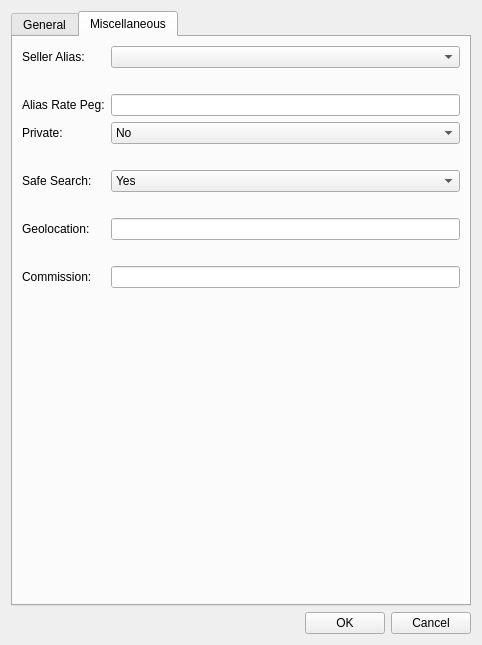
First picture: the form in src/qt/forms/editofferdialog.ui, repository greggdourgarian/syscoin2, before the edit.
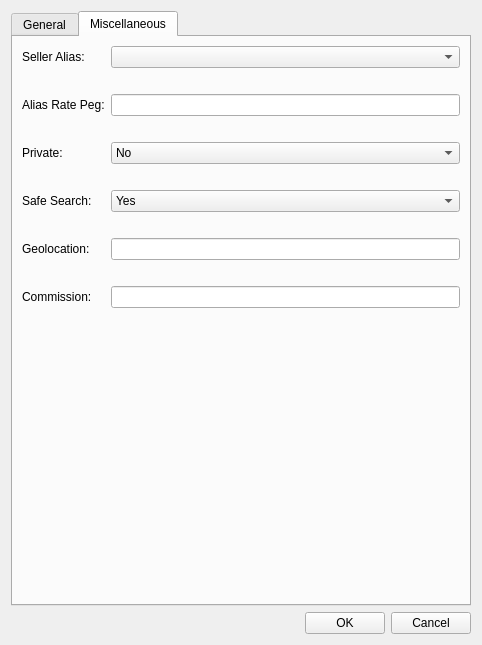
Second picture: the form after the edit. The open tabs and pages were chosen to show the change.

What changed in the file:
```diff
--- a/src/qt/forms/editofferdialog.ui
+++ b/src/qt/forms/editofferdialog.ui
@@ -208,28 +208,28 @@
        <item row="4" column="1">
         <widget class="QLineEdit" name="aliasPegEdit"/>
        </item>
-       <item row="5" column="0">
+       <item row="6" column="0">
         <widget class="QLabel" name="label_12">
          <property name="text">
           <string>Private:</string>
          </property>
         </widget>
        </item>
-       <item row="5" column="1">
-        <widget class="QComboBox" name="privateEdit">
-         <item>
-          <property name="text">
-           <string>No</string>
-          </property>
-         </item>
-         <item>
-          <property name="text">
-           <string>Yes</string>
-          </property>
-         </item>
-        </widget>
-       </item>
        <item row="6" column="1">
+        <widget class="QComboBox" name="privateEdit">
+         <item>
+          <property name="text">
+           <string>No</string>
+          </property>
+         </item>
+         <item>
+          <property name="text">
+           <string>Yes</string>
+          </property>
+         </item>
+        </widget>
+       </item>
+       <item row="7" column="1">
         <widget class="QLabel" name="privateDisclaimer">
          <property name="text">
           <string/>
@@ -239,28 +239,28 @@
          </property>
         </widget>
        </item>
-       <item row="7" column="0">
+       <item row="8" column="0">
         <widget class="QLabel" name="label">
          <property name="text">
           <string>Safe Search:</string>
          </property>
         </widget>
        </item>
-       <item row="7" column="1">
-        <widget class="QComboBox" name="safeSearchEdit">
-         <item>
-          <property name="text">
-           <string>Yes</string>
-          </property>
-         </item>
-         <item>
-          <property name="text">
-           <string>No</string>
-          </property>
-         </item>
-        </widget>
-       </item>
        <item row="8" column="1">
+        <widget class="QComboBox" name="safeSearchEdit">
+         <item>
+          <property name="text">
+           <string>Yes</string>
+          </property>
+         </item>
+         <item>
+          <property name="text">
+           <string>No</string>
+          </property>
+         </item>
+        </widget>
+       </item>
+       <item row="9" column="1">
         <widget class="QLabel" name="safeSearchDisclaimer">
          <property name="text">
           <string/>
@@ -270,17 +270,17 @@
          </property>
         </widget>
        </item>
-       <item row="9" column="0">
+       <item row="10" column="0">
         <widget class="QLabel" name="label_2">
          <property name="text">
           <string>Geolocation:</string>
          </property>
         </widget>
        </item>
-       <item row="9" column="1">
-        <widget class="QLineEdit" name="geoLocationEdit"/>
-       </item>
        <item row="10" column="1">
+        <widget class="QLineEdit" name="geoLocationEdit"/>
+       </item>
+       <item row="11" column="1">
         <widget class="QLabel" name="geolocationDisclaimer">
          <property name="text">
           <string/>
@@ -290,27 +290,27 @@
          </property>
         </widget>
        </item>
-       <item row="11" column="0">
+       <item row="12" column="0">
         <widget class="QLabel" name="commissionLabel">
          <property name="text">
           <string>Commission:</string>
          </property>
         </widget>
        </item>
-       <item row="11" column="1">
-        <widget class="QLineEdit" name="commissionEdit"/>
-       </item>
        <item row="12" column="1">
-        <widget class="QLabel" name="commissionDisclaimer">
-         <property name="text">
-          <string/>
-         </property>
-         <property name="wordWrap">
-          <bool>true</bool>
-         </property>
-        </widget>
+        <widget class="QLineEdit" name="commissionEdit"/>
        </item>
        <item row="13" column="1">
+        <widget class="QLabel" name="commissionDisclaimer">
+         <property name="text">
+          <string/>
+         </property>
+         <property name="wordWrap">
+          <bool>true</bool>
+         </property>
+        </widget>
+       </item>
+       <item row="14" column="1">
         <spacer name="verticalSpacer_2">
          <property name="orientation">
           <enum>Qt::Vertical</enum>
@@ -323,6 +323,16 @@
          </property>
         </spacer>
        </item>
+       <item row="5" column="1">
+        <widget class="QLabel" name="aliasPegDisclaimer">
+         <property name="text">
+          <string/>
+         </property>
+         <property name="wordWrap">
+          <bool>true</bool>
+         </property>
+        </widget>
+       </item>
       </layout>
      </widget>
     </widget>
```
